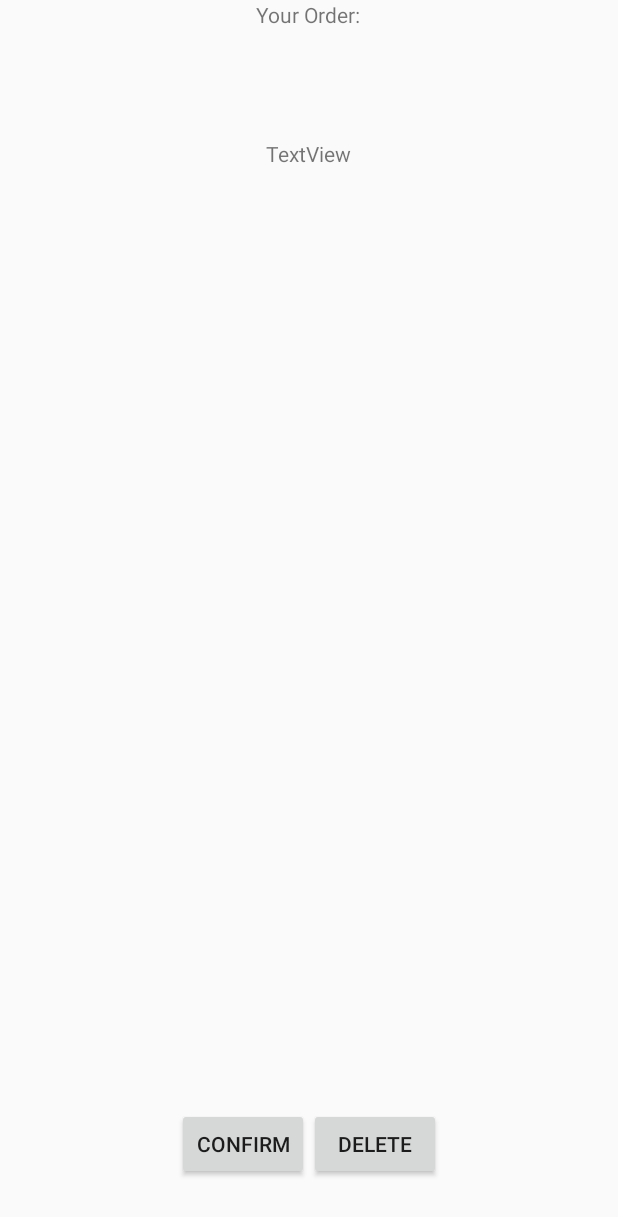
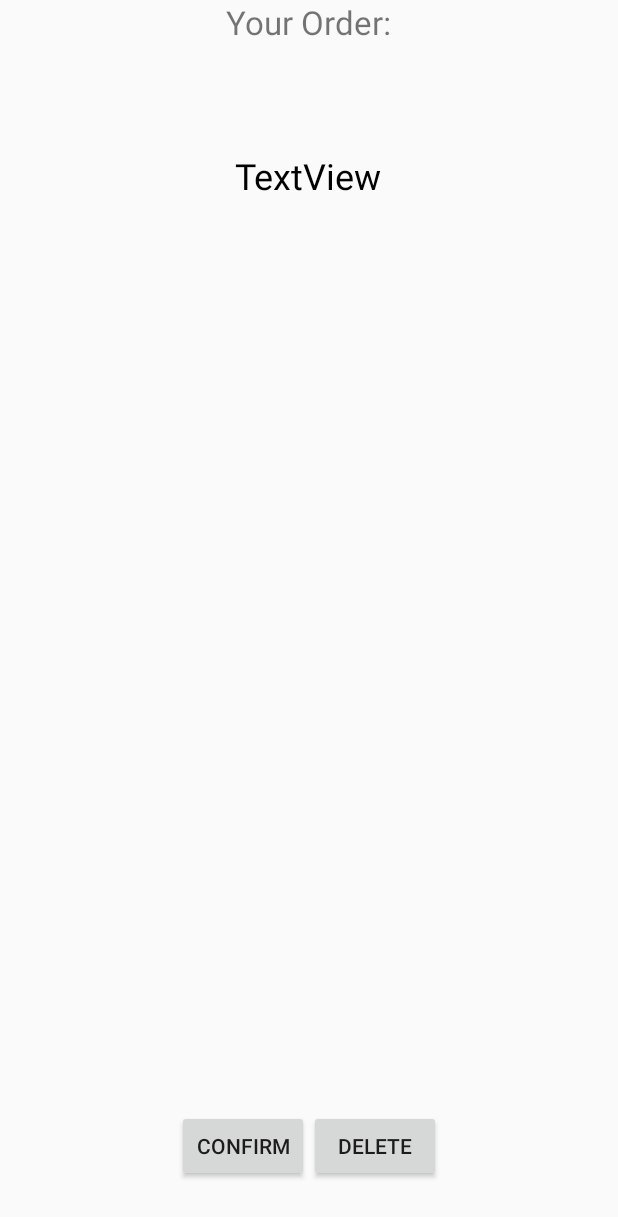
Before and after one commit to AlbertoMoretto/Foodify, an Android app: the layout activity_your_order.xml on its own in the app's theme, with its tools: preview values and no code run, on a phone screen of 412 x 824 dp. Shown: the top 1217 px of the screen. Run offline under Robolectric (Android 15) with nearby library versions, the phone set to English and light mode, and no system bars.

Commit message:
-Added confirm and delete order

```diff
--- a/app/src/main/java/com/esp1617/albertomoretto/foodify/Food.java
+++ b/app/src/main/java/com/esp1617/albertomoretto/foodify/Food.java
@@ -84,7 +84,7 @@ public class Food {
      */
     public String toString() {
         String ingredientList="";
-        ingredientList += name+":\n";
+        ingredientList += name.toUpperCase()+":\n";
         for(int i = 0; i<ingredients.size(); i++) {
             if(ingredients.get(i).getSelected()) {
                 ingredientList += (ingredients.get(i).getIngredientName().getName());
--- a/app/src/main/java/com/esp1617/albertomoretto/foodify/FoodActivity.java
+++ b/app/src/main/java/com/esp1617/albertomoretto/foodify/FoodActivity.java
@@ -161,6 +161,7 @@ public class FoodActivity extends AppCompatActivity {
         showOrder.putExtra(FoodifyTags.EXTRA_PRICE_ORDER,orderPrice);
         showOrder.putExtra(FoodifyTags.EXTRA_ITEMS_ORDER,orderItems);
         startActivity(showOrder);
+        finish();
     }
     // THIS MUST BE CHANGED, openAccount is declared in the same way in MainActivity and it does the same thing
     public void openAccount(){
--- a/app/src/main/res/layout/activity_your_order.xml
+++ b/app/src/main/res/layout/activity_your_order.xml
@@ -11,18 +11,25 @@
     tools:context="com.esp1617.albertomoretto.foodify.YourOrderActivity">
 
     <TextView
-        android:id="@+id/textView2"
+        android:id="@+id/order_title"
         android:layout_width="wrap_content"
         android:layout_height="wrap_content"
         android:layout_weight="1"
-        android:text="@string/bill_label"/>
+        android:text="@string/bill_label"
+        android:textSize="22sp"/>
 
     <TextView
         android:id="@+id/bill"
         android:layout_width="wrap_content"
         android:layout_height="wrap_content"
         android:layout_weight="8"
-        android:text="TextView"/>
+        android:maxLines="22"
+        android:paddingRight="40dp"
+        android:paddingLeft="40dp"
+        android:scrollbars="vertical"
+        android:text="TextView"
+        android:textColor="@android:color/black"
+        android:textSize="24sp"/>
 <LinearLayout
     android:layout_width="match_parent"
     android:layout_height="wrap_content"
--- a/app/src/main/res/values/strings.xml
+++ b/app/src/main/res/values/strings.xml
@@ -35,6 +35,9 @@
     <string name="jelly_bean_label">Jelly Bean</string>
     <string name="ice_cream_sandwich_label">Ice Cream Sandwich</string>
 
+
+    <string name="order_processing">Your order is being processed, it will be ready when the timer expires.\nYou can close the app.</string>
+    <string name="order_deleted">Your order has been deleted.</string>
     <!-- Notification strings -->
     <string name="simple_notification_title_template">Dove sei finito?!</string>
     <string name="simple_notification_placeholder_text_template">
```
Also changed, not shown: app/src/main/java/com/esp1617/albertomoretto/foodify/FoodifyConstants.java (+7 -0 lines), app/src/main/java/com/esp1617/albertomoretto/foodify/YourOrderActivity.java (+43 -1 lines).
